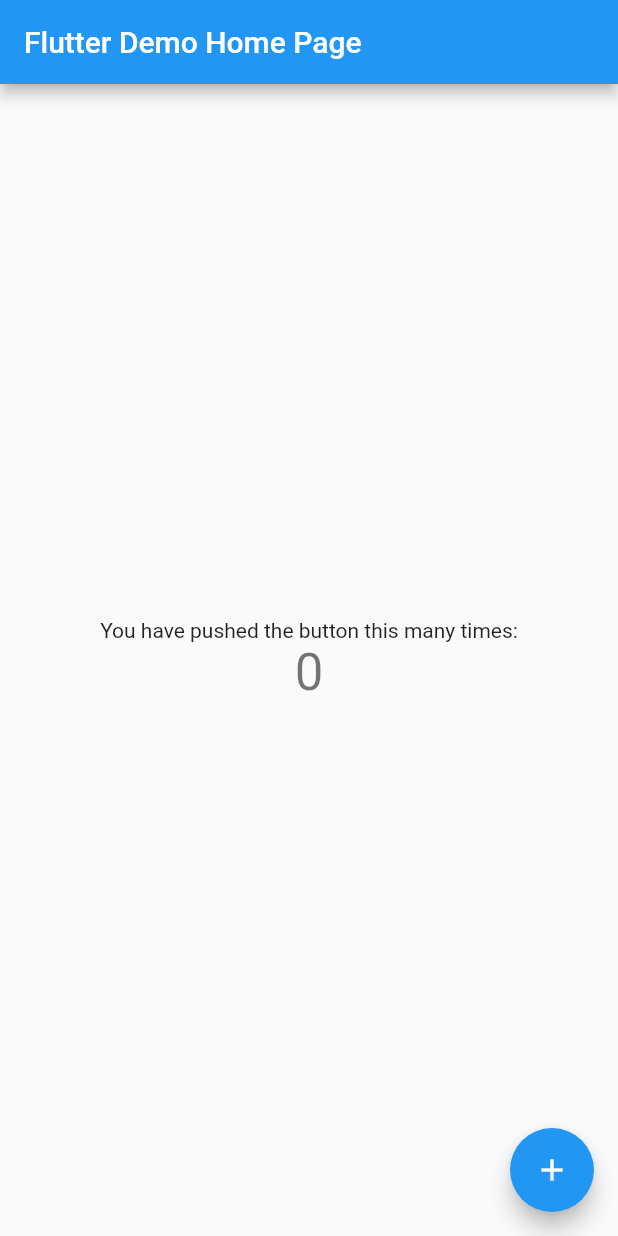
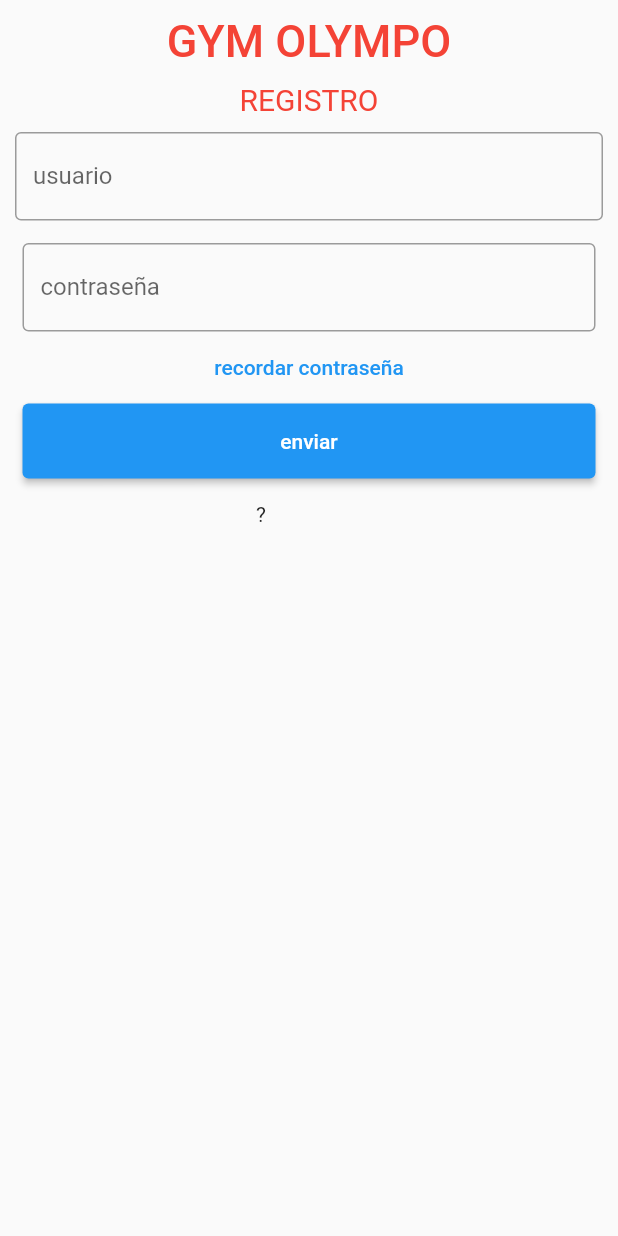
Before and after one commit to hguzman/ADSI2340875, a Flutter app: the screen it shows after launch, on a phone screen of 412 x 824 dp. Run offline on Flutter 3.47's test engine with Material 2 defaults, Android fonts, the phone set to English and light mode, and no system bars.

Commit message:
avance nuevo

```diff
--- a/equipo1/movil/gymolimpo/lib/main.dart
+++ b/equipo1/movil/gymolimpo/lib/main.dart
@@ -1,115 +1,134 @@
 import 'package:flutter/material.dart';
 
-void main() {
-  runApp(const MyApp());
-}
+
+void main() => runApp(const MyApp());
 
 class MyApp extends StatelessWidget {
   const MyApp({Key? key}) : super(key: key);
 
-  // This widget is the root of your application.
+
+
   @override
   Widget build(BuildContext context) {
     return MaterialApp(
-      title: 'Flutter Demo',
-      theme: ThemeData(
-        // This is the theme of your application.
-        //
-        // Try running your application with "flutter run". You'll see the
-        // application has a blue toolbar. Then, without quitting the app, try
-        // changing the primarySwatch below to Colors.green and then invoke
-        // "hot reload" (press "r" in the console where you ran "flutter run",
-        // or simply save your changes to "hot reload" in a Flutter IDE).
-        // Notice that the counter didn't reset back to zero; the application
-        // is not restarted.
-        primarySwatch: Colors.blue,
+
+      home: Scaffold(
+
+        body:  const Paginas(
+
+        ),
       ),
-      home: const MyHomePage(title: 'Flutter Demo Home Page'),
     );
   }
 }
 
-class MyHomePage extends StatefulWidget {
-  const MyHomePage({Key? key, required this.title}) : super(key: key);
-
-  // This widget is the home page of your application. It is stateful, meaning
-  // that it has a State object (defined below) that contains fields that affect
-  // how it looks.
-
-  // This class is the configuration for the state. It holds the values (in this
-  // case the title) provided by the parent (in this case the App widget) and
-  // used by the build method of the State. Fields in a Widget subclass are
-  // always marked "final".
-
-  final String title;
+class Paginas extends StatefulWidget {
+  const Paginas({Key? key}) : super(key: key);
 
   @override
-  State<MyHomePage> createState() => _MyHomePageState();
+  State<Paginas> createState() => _PaginasState();
 }
 
-class _MyHomePageState extends State<MyHomePage> {
-  int _counter = 0;
-
-  void _incrementCounter() {
-    setState(() {
-      // This call to setState tells the Flutter framework that something has
-      // changed in this State, which causes it to rerun the build method below
-      // so that the display can reflect the updated values. If we changed
-      // _counter without calling setState(), then the build method would not be
-      // called again, and so nothing would appear to happen.
-      _counter++;
-    });
-  }
+class _PaginasState extends State<Paginas> {
+  TextEditingController nameController = TextEditingController();
+  TextEditingController passwordController = TextEditingController();
 
   @override
   Widget build(BuildContext context) {
-    // This method is rerun every time setState is called, for instance as done
-    // by the _incrementCounter method above.
-    //
-    // The Flutter framework has been optimized to make rerunning build methods
-    // fast, so that you can just rebuild anything that needs updating rather
-    // than having to individually change instances of widgets.
-    return Scaffold(
-      appBar: AppBar(
-        // Here we take the value from the MyHomePage object that was created by
-        // the App.build method, and use it to set our appbar title.
-        title: Text(widget.title),
-      ),
-      body: Center(
-        // Center is a layout widget. It takes a single child and positions it
-        // in the middle of the parent.
-        child: Column(
-          // Column is also a layout widget. It takes a list of children and
-          // arranges them vertically. By default, it sizes itself to fit its
-          // children horizontally, and tries to be as tall as its parent.
-          //
-          // Invoke "debug painting" (press "p" in the console, choose the
-          // "Toggle Debug Paint" action from the Flutter Inspector in Android
-          // Studio, or the "Toggle Debug Paint" command in Visual Studio Code)
-          // to see the wireframe for each widget.
-          //
-          // Column has various properties to control how it sizes itself and
-          // how it positions its children. Here we use mainAxisAlignment to
-          // center the children vertically; the main axis here is the vertical
-          // axis because Columns are vertical (the cross axis would be
-          // horizontal).
-          mainAxisAlignment: MainAxisAlignment.center,
+    return  Padding(
+        padding: const EdgeInsets.all(5),
+        child: ListView(
           children: <Widget>[
-            const Text(
-              'You have pushed the button this many times:',
+            Container(
+                alignment: Alignment.center,
+                padding: const EdgeInsets.all(5),
+                child: const Text(
+                  'GYM OLYMPO',
+                  style: TextStyle(
+                      color: Colors.red,
+                      fontWeight: FontWeight.w500,
+                      fontSize: 30),
+                )),
+            Container(
+                alignment: Alignment.center,
+                padding: const EdgeInsets.all(5),
+                child: const Text(
+                  'REGISTRO',
+                  style: TextStyle(
+                    color: Colors.red,
+                    fontSize: 20),
+                )),
+            Container(
+              padding: const EdgeInsets.all(5),
+              child: TextField(
+                controller: nameController,
+                decoration: const InputDecoration(
+
+                  border: OutlineInputBorder(),
+
+                  labelText: 'usuario',
+
+
+                ),
+              ),
             ),
-            Text(
-              '$_counter',
-              style: Theme.of(context).textTheme.headline4,
+            Container(
+              padding: const EdgeInsets.fromLTRB(10, 10, 10, 0),
+              child: TextField(
+                obscureText: true,
+                controller: passwordController,
+                decoration: const InputDecoration(
+                  border: OutlineInputBorder(),
+                  labelText: 'contraseña',
+                ),
+              ),
+            ),
+            TextButton(
+              onPressed: () {
+              },
+              child: const Text('recordar contraseña',),
+            ),
+            Container(
+                height: 50,
+                padding: const EdgeInsets.fromLTRB(10, 0, 10, 0),
+                child: ElevatedButton(
+                  child: const Text('enviar'),
+                  onPressed: () {
+                    Navigator.of(context).push(MaterialPageRoute(builder:(context) => Pagina2(), ),);
+                    print(nameController.text);
+                    print(passwordController.text);
+                  },
+                )
+            ),
+            Row(
+              children: <Widget>[
+                const Text('?'),
+                TextButton(
+                  child: const Text(
+                    '',
+                    style: TextStyle(fontSize: 20),
+                  ),
+                  onPressed: () {
+
+                  },
+                )
+              ],
+              mainAxisAlignment: MainAxisAlignment.center,
             ),
           ],
-        ),
-      ),
-      floatingActionButton: FloatingActionButton(
-        onPressed: _incrementCounter,
-        tooltip: 'Increment',
-        child: const Icon(Icons.add),
-      ), // This trailing comma makes auto-formatting nicer for build methods.
-    );
+        ));
   }
 }
+
+class Pagina2 extends StatelessWidget{
+  @override
+  Widget build(BuildContext context) {
+
+return Scaffold(
+  appBar: AppBar(
+  title: Text("WELCOME"),
+  backgroundColor: Colors.black,
+  ),
+);  }
+
+}
```
